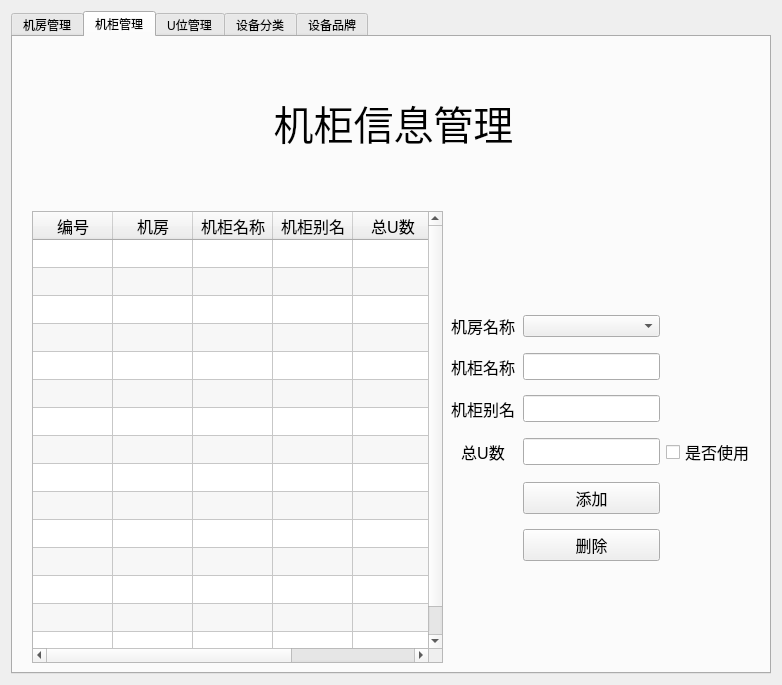
Above: ui/base_info.ui from tainyuhong/pyside_machine_system before the change. Below: the same form after it.
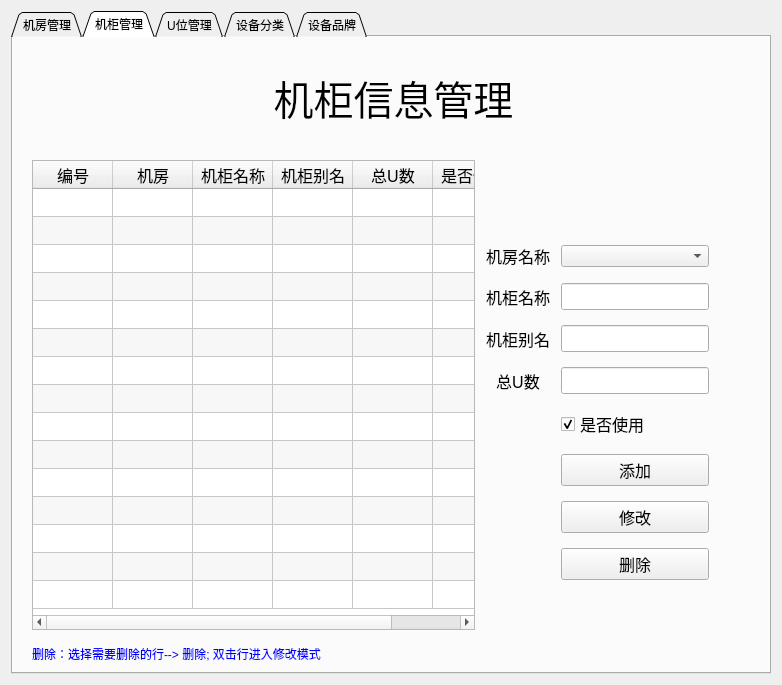
That is the form after the change. The open tabs and pages were chosen to show the change.

Commit message: 完善了基础信息数据的机房、机柜、U位、设备品牌 分类信息未完成

The edit to the form file:
```diff
--- a/ui/base_info.ui
+++ b/ui/base_info.ui
@@ -16,6 +16,12 @@
   <layout class="QVBoxLayout" name="verticalLayout">
    <item>
     <widget class="QTabWidget" name="tabWidget">
+     <property name="tabPosition">
+      <enum>QTabWidget::North</enum>
+     </property>
+     <property name="tabShape">
+      <enum>QTabWidget::Triangular</enum>
+     </property>
      <property name="currentIndex">
       <number>4</number>
      </property>
@@ -276,7 +282,7 @@
       </attribute>
       <layout class="QVBoxLayout" name="verticalLayout_5">
        <item>
-        <layout class="QVBoxLayout" name="verticalLayout_4" stretch="1,3">
+        <layout class="QVBoxLayout" name="verticalLayout_4" stretch="1,5">
          <property name="leftMargin">
           <number>5</number>
          </property>
@@ -296,7 +302,7 @@
           </widget>
          </item>
          <item>
-          <layout class="QGridLayout" name="gridLayout_2" rowstretch="2,1,1,1,1,1,1,2" columnstretch="6,1,2,1">
+          <layout class="QGridLayout" name="gridLayout_2" rowstretch="2,1,1,1,1,1,1,1,1,1,0" columnstretch="6,1,2,0">
            <property name="leftMargin">
             <number>5</number>
            </property>
@@ -309,7 +315,73 @@
            <property name="verticalSpacing">
             <number>15</number>
            </property>
-           <item row="0" column="0" rowspan="8">
+           <item row="3" column="1">
+            <widget class="QLabel" name="lb_cabinet_alias">
+             <property name="font">
+              <font>
+               <pointsize>12</pointsize>
+              </font>
+             </property>
+             <property name="text">
+              <string>机柜别名</string>
+             </property>
+             <property name="alignment">
+              <set>Qt::AlignCenter</set>
+             </property>
+            </widget>
+           </item>
+           <item row="6" column="3">
+            <spacer name="horizontalSpacer_6">
+             <property name="orientation">
+              <enum>Qt::Horizontal</enum>
+             </property>
+             <property name="sizeHint" stdset="0">
+              <size>
+               <width>40</width>
+               <height>20</height>
+              </size>
+             </property>
+            </spacer>
+           </item>
+           <item row="6" column="1">
+            <spacer name="horizontalSpacer_5">
+             <property name="orientation">
+              <enum>Qt::Horizontal</enum>
+             </property>
+             <property name="sizeHint" stdset="0">
+              <size>
+               <width>40</width>
+               <height>20</height>
+              </size>
+             </property>
+            </spacer>
+           </item>
+           <item row="3" column="2">
+            <widget class="QLineEdit" name="le_cabinet_alias">
+             <property name="font">
+              <font>
+               <pointsize>12</pointsize>
+              </font>
+             </property>
+            </widget>
+           </item>
+           <item row="1" column="2">
+            <widget class="QComboBox" name="cb_room"/>
+           </item>
+           <item row="0" column="2">
+            <spacer name="verticalSpacer_3">
+             <property name="orientation">
+              <enum>Qt::Vertical</enum>
+             </property>
+             <property name="sizeHint" stdset="0">
+              <size>
+               <width>20</width>
+               <height>40</height>
+              </size>
+             </property>
+            </spacer>
+           </item>
+           <item row="0" column="0" rowspan="10">
             <widget class="QTableWidget" name="tb_cabinet">
              <property name="font">
               <font>
@@ -396,90 +468,7 @@
              </column>
             </widget>
            </item>
-           <item row="1" column="1">
-            <widget class="QLabel" name="lb_room_name">
-             <property name="font">
-              <font>
-               <pointsize>12</pointsize>
-              </font>
-             </property>
-             <property name="text">
-              <string>机房名称</string>
-             </property>
-             <property name="alignment">
-              <set>Qt::AlignCenter</set>
-             </property>
-            </widget>
-           </item>
-           <item row="5" column="3">
-            <spacer name="horizontalSpacer_6">
-             <property name="orientation">
-              <enum>Qt::Horizontal</enum>
-             </property>
-             <property name="sizeHint" stdset="0">
-              <size>
-               <width>40</width>
-               <height>20</height>
-              </size>
-             </property>
-            </spacer>
-           </item>
-           <item row="3" column="1">
-            <widget class="QLabel" name="lb_cabinet_alias">
-             <property name="font">
-              <font>
-               <pointsize>12</pointsize>
-              </font>
-             </property>
-             <property name="text">
-              <string>机柜别名</string>
-             </property>
-             <property name="alignment">
-              <set>Qt::AlignCenter</set>
-             </property>
-            </widget>
-           </item>
-           <item row="7" column="2">
-            <spacer name="verticalSpacer_4">
-             <property name="orientation">
-              <enum>Qt::Vertical</enum>
-             </property>
-             <property name="sizeHint" stdset="0">
-              <size>
-               <width>20</width>
-               <height>40</height>
-              </size>
-             </property>
-            </spacer>
-           </item>
-           <item row="5" column="2">
-            <widget class="QPushButton" name="bt_add_cabinet">
-             <property name="font">
-              <font>
-               <pointsize>12</pointsize>
-              </font>
-             </property>
-             <property name="text">
-              <string>添加</string>
-             </property>
-            </widget>
-           </item>
-           <item row="2" column="1">
-            <widget class="QLabel" name="lb_cabinet_name">
-             <property name="font">
-              <font>
-               <pointsize>12</pointsize>
-              </font>
-             </property>
-             <property name="text">
-              <string>机柜名称</string>
-             </property>
-             <property name="alignment">
-              <set>Qt::AlignCenter</set>
-             </property>
-            </widget>
-           </item>
-           <item row="6" column="1">
+           <item row="8" column="1">
             <spacer name="horizontalSpacer_7">
              <property name="orientation">
               <enum>Qt::Horizontal</enum>
@@ -492,20 +481,7 @@
              </property>
             </spacer>
            </item>
-           <item row="5" column="1">
-            <spacer name="horizontalSpacer_5">
-             <property name="orientation">
-              <enum>Qt::Horizontal</enum>
-             </property>
-             <property name="sizeHint" stdset="0">
-              <size>
-               <width>40</width>
-               <height>20</height>
-              </size>
-             </property>
-            </spacer>
-           </item>
-           <item row="6" column="2">
+           <item row="8" column="2">
             <widget class="QPushButton" name="bt_del_cabinet">
              <property name="font">
               <font>
@@ -517,7 +493,43 @@
              </property>
             </widget>
            </item>
-           <item row="6" column="3">
+           <item row="4" column="2">
+            <widget class="QLineEdit" name="le_U_count">
+             <property name="font">
+              <font>
+               <pointsize>12</pointsize>
+              </font>
+             </property>
+            </widget>
+           </item>
+           <item row="1" column="1">
+            <widget class="QLabel" name="lb_room_name">
+             <property name="font">
+              <font>
+               <pointsize>12</pointsize>
+              </font>
+             </property>
+             <property name="text">
+              <string>机房名称</string>
+             </property>
+             <property name="alignment">
+              <set>Qt::AlignCenter</set>
+             </property>
+            </widget>
+           </item>
+           <item row="6" column="2">
+            <widget class="QPushButton" name="bt_add_cabinet">
+             <property name="font">
+              <font>
+               <pointsize>12</pointsize>
+              </font>
+             </property>
+             <property name="text">
+              <string>添加</string>
+             </property>
+            </widget>
+           </item>
+           <item row="8" column="3">
             <spacer name="horizontalSpacer_8">
              <property name="orientation">
               <enum>Qt::Horizontal</enum>
@@ -530,52 +542,6 @@
              </property>
             </spacer>
            </item>
-           <item row="0" column="2">
-            <spacer name="verticalSpacer_3">
-             <property name="orientation">
-              <enum>Qt::Vertical</enum>
-             </property>
-             <property name="sizeHint" stdset="0">
-              <size>
-               <width>20</width>
-               <height>40</height>
-              </size>
-             </property>
-            </spacer>
-           </item>
-           <item row="1" column="2">
-            <widget class="QComboBox" name="cb_room"/>
-           </item>
-           <item row="2" column="2">
-            <widget class="QLineEdit" name="le_cab_name">
-             <property name="font">
-              <font>
-               <pointsize>12</pointsize>
-              </font>
-             </property>
-            </widget>
-           </item>
-           <item row="3" column="2">
-            <widget class="QLineEdit" name="le_cabinet_alias">
-             <property name="font">
-              <font>
-               <pointsize>12</pointsize>
-              </font>
-             </property>
-            </widget>
-           </item>
-           <item row="4" column="3">
-            <widget class="QCheckBox" name="ckb_is_used">
-             <property name="font">
-              <font>
-               <pointsize>12</pointsize>
-              </font>
-             </property>
-             <property name="text">
-              <string>是否使用</string>
-             </property>
-            </widget>
-           </item>
            <item row="4" column="1">
             <widget class="QLabel" name="lb_count">
              <property name="font">
@@ -591,12 +557,83 @@
              </property>
             </widget>
            </item>
-           <item row="4" column="2">
-            <widget class="QLineEdit" name="le_U_count">
+           <item row="5" column="2">
+            <widget class="QCheckBox" name="ckb_is_used">
              <property name="font">
               <font>
                <pointsize>12</pointsize>
               </font>
+             </property>
+             <property name="text">
+              <string>是否使用</string>
+             </property>
+             <property name="checked">
+              <bool>true</bool>
+             </property>
+            </widget>
+           </item>
+           <item row="9" column="2">
+            <spacer name="verticalSpacer_4">
+             <property name="orientation">
+              <enum>Qt::Vertical</enum>
+             </property>
+             <property name="sizeHint" stdset="0">
+              <size>
+               <width>20</width>
+               <height>40</height>
+              </size>
+             </property>
+            </spacer>
+           </item>
+           <item row="2" column="1">
+            <widget class="QLabel" name="lb_cabinet_name">
+             <property name="font">
+              <font>
+               <pointsize>12</pointsize>
+              </font>
+             </property>
+             <property name="text">
+              <string>机柜名称</string>
+             </property>
+             <property name="alignment">
+              <set>Qt::AlignCenter</set>
+             </property>
+            </widget>
+           </item>
+           <item row="10" column="0" colspan="4">
+            <widget class="QLabel" name="lb_cab_status">
+             <property name="styleSheet">
+              <string notr="true">color:blue</string>
+             </property>
+             <property name="frameShape">
+              <enum>QFrame::NoFrame</enum>
+             </property>
+             <property name="frameShadow">
+              <enum>QFrame::Raised</enum>
+             </property>
+             <property name="text">
+              <string>删除：选择需要删除的行--&gt; 删除; 双击行进入修改模式</string>
+             </property>
+            </widget>
+           </item>
+           <item row="2" column="2">
+            <widget class="QLineEdit" name="le_cab_name">
+             <property name="font">
+              <font>
+               <pointsize>12</pointsize>
+              </font>
+             </property>
+            </widget>
+           </item>
+           <item row="7" column="2">
+            <widget class="QPushButton" name="bt_cab_modify">
+             <property name="font">
+              <font>
+               <pointsize>12</pointsize>
+              </font>
+             </property>
+             <property name="text">
+              <string>修改</string>
              </property>
             </widget>
            </item>
```
Left out of the diff: 852 changed lines with no effect on the pictures. The commit also changes 4 other files.
